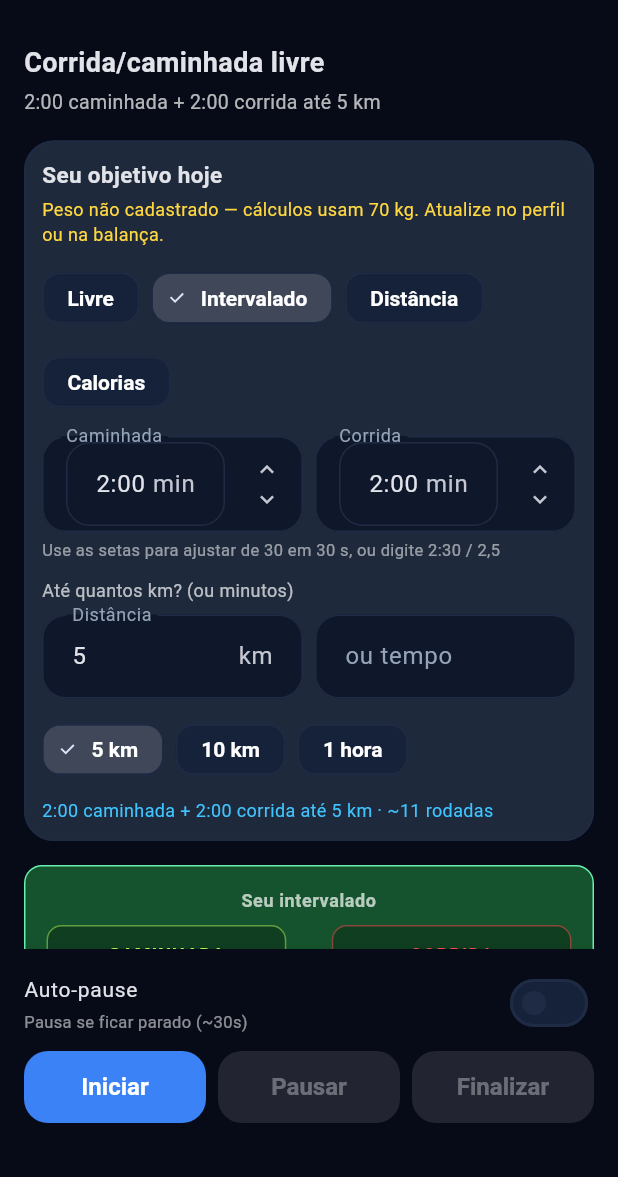
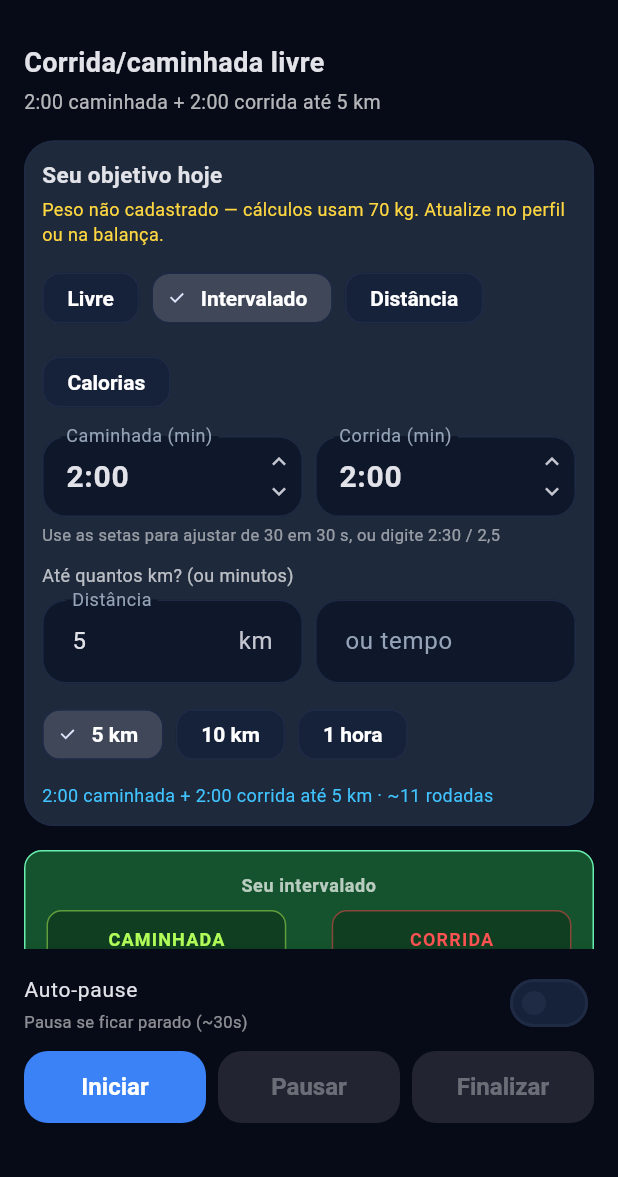
Before and after one commit to Agsterr/foco-academia, a Flutter app: the CardioScreen screen opened directly, after a tap on "Intervalado", on a phone screen of 412 x 824 dp, the part 59-1236 px from its top. Run offline on Flutter 3.47's test engine with Material 3 defaults, Android fonts, the phone set to English and light mode, and no system bars; our stand-ins replace audioplayers, battery_plus, dio, file_picker, flutter_blue_plus, flutter_map and 13 more; accounts and stored records are empty; network calls fail.

Commit message:
fix(mobile): minutos do intervalado cortados ("3:" / "1")
O campo de duração tinha um TextField dentro do InputDecorator; o tema
aplica borda, fundo e 16 px de margem a todo campo, então o campo interno
desenhava uma segunda caixa e sobrava ~1,5 px para o número ("19:00"
virava "1"). Agora o campo interno não tem moldura, as setas ocupam
32 px em vez de 48 e a unidade foi para o rótulo ("Caminhada (min)").

Teste de widget mede a largura do campo na mesma largura do print.

Co-Authored-By: Claude Opus 5.5 <noreply@anthropic.com>
Claude-Session: https://claude.ai/code/session_01Gf9E2VHQx3dTWnHehZz3EF

```diff
--- a/mobile/lib/widgets/interval_phase_duration_field.dart
+++ b/mobile/lib/widgets/interval_phase_duration_field.dart
@@ -70,11 +70,13 @@ class _IntervalPhaseDurationFieldState extends State<IntervalPhaseDurationField>
   Widget build(BuildContext context) {
     return InputDecorator(
       decoration: InputDecoration(
-        labelText: widget.label,
-        border: const OutlineInputBorder(),
+        labelText: '${widget.label} (min)',
         isDense: true,
-        contentPadding: const EdgeInsets.fromLTRB(12, 4, 4, 4),
+        contentPadding: const EdgeInsets.fromLTRB(12, 12, 0, 12),
+        // Setas estreitas: o padrão do Material reserva 48 px e espremia o número.
+        suffixIconConstraints: const BoxConstraints(minWidth: 32, maxWidth: 32),
         suffixIcon: Column(
+          mainAxisSize: MainAxisSize.min,
           mainAxisAlignment: MainAxisAlignment.center,
           children: [
             _StepIcon(
@@ -96,11 +98,19 @@ class _IntervalPhaseDurationFieldState extends State<IntervalPhaseDurationField>
         inputFormatters: [
           FilteringTextInputFormatter.allow(RegExp(r'[0-9:.,]')),
         ],
+        style: const TextStyle(fontSize: 20, fontWeight: FontWeight.w700),
+        // O tema dá borda, fundo e 16 px de margem a todo campo: aqui
+        // dentro isso desenhava uma caixa dentro da outra e cortava
+        // "19:00" para "1". O campo interno fica sem moldura.
         decoration: const InputDecoration(
+          isCollapsed: true,
+          filled: false,
           border: InputBorder.none,
-          isDense: true,
-          hintText: 'ex. 2:30 ou 2,5',
-          suffixText: 'min',
+          enabledBorder: InputBorder.none,
+          focusedBorder: InputBorder.none,
+          disabledBorder: InputBorder.none,
+          contentPadding: EdgeInsets.zero,
+          hintText: '2:30',
         ),
         onTap: () => _editing = true,
         onChanged: (_) => _editing = true,
@@ -127,7 +137,7 @@ class _StepIcon extends StatelessWidget {
   Widget build(BuildContext context) {
     return SizedBox(
       height: 20,
-      width: 36,
+      width: 32,
       child: IconButton(
         padding: EdgeInsets.zero,
         visualDensity: VisualDensity.compact,
```
Also changed, not shown: 1 other file.
